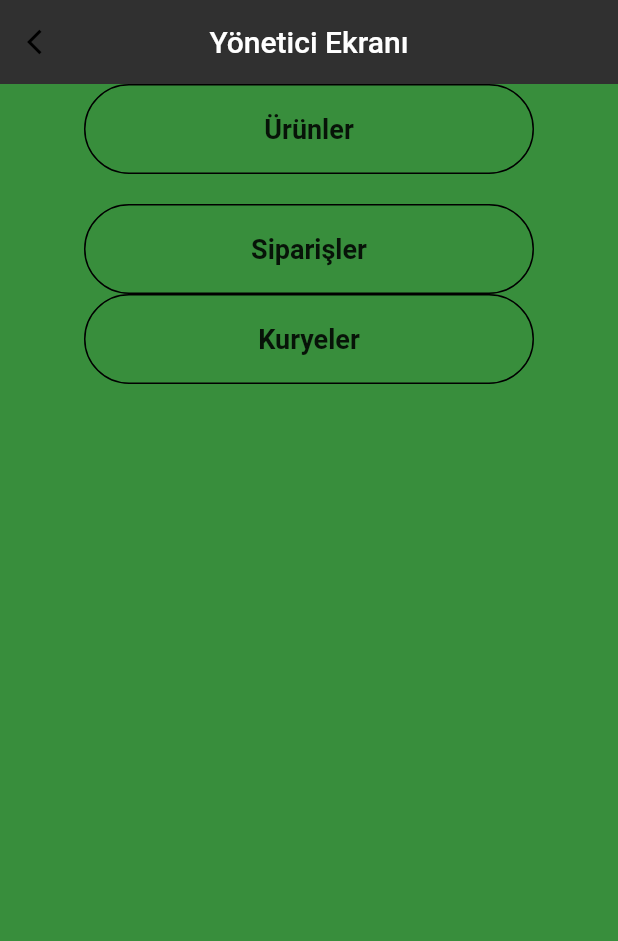
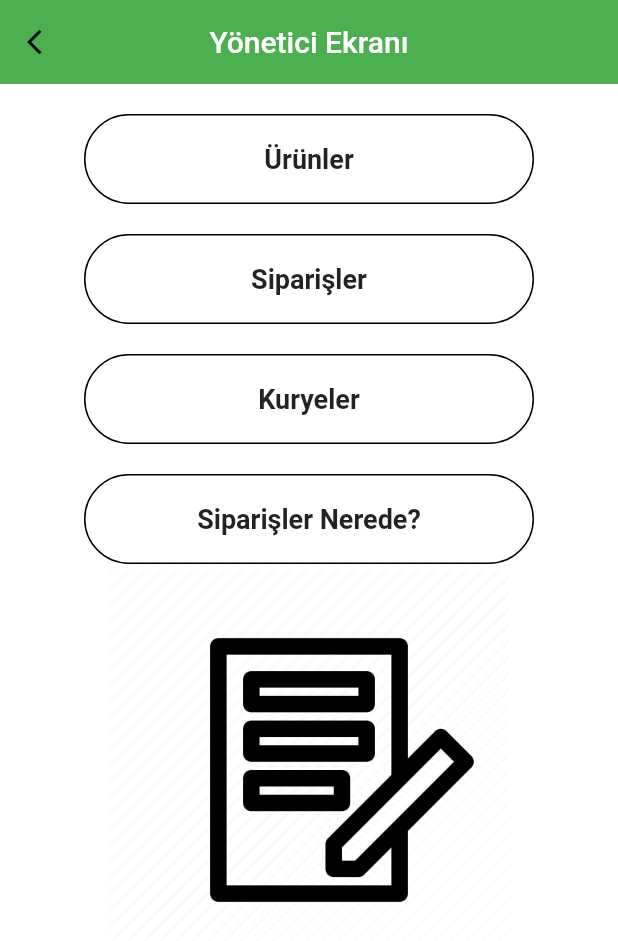
Before and after one commit to MobilProgramlamaProje/mobil_proje, a Flutter app: the YoneticiAnaEkran screen opened directly, on a phone screen of 412 x 824 dp. Shown: the top 941 px of the screen. Run offline on Flutter 3.47's test engine with Material 2 defaults, Android fonts, the light colour scheme and no system bars; our stand-ins replace cloud_firestore, firebase_auth, firebase_core; accounts and stored records are empty.

Commit message:
Arayüz çeşitlendirildi ve optimizasyonu yapıldı.

```diff
--- a/lib/KayitGiris/musteri_giris.dart
+++ b/lib/KayitGiris/musteri_giris.dart
@@ -50,7 +50,7 @@ class MusteriGiris extends StatelessWidget {
           padding: EdgeInsets.symmetric(horizontal: 40),
           child: Column(
             children: <Widget>[
-              inputFile(label: "Kullanıcı Adı"),
+              inputFile(label: "E Mail"),
               inputFile(label: "Şifre", obscureText: true)
             ],
           ),
--- a/lib/YoneticiIslemleri/yonetici_ana_ekran.dart
+++ b/lib/YoneticiIslemleri/yonetici_ana_ekran.dart
@@ -7,11 +7,11 @@ class YoneticiAnaEkran extends StatelessWidget {
   @override
   Widget build(BuildContext context) {
     return Scaffold(
-      backgroundColor: Colors.green[700],
+      backgroundColor: Colors.white,
       appBar: AppBar(
         title: Text('Yönetici Ekranı'),
         centerTitle: true,
-        backgroundColor: Colors.grey[850],
+        backgroundColor: Colors.green,
         elevation: 0.0,
         brightness: Brightness.light,
         leading: IconButton(
@@ -25,6 +25,7 @@ class YoneticiAnaEkran extends StatelessWidget {
           ),
         ),
       ),
+
       body: Container(
         height: MediaQuery.of(context).size.height,
         width: double.infinity,
@@ -35,6 +36,7 @@ class YoneticiAnaEkran extends StatelessWidget {
             Column(
               children: <Widget>[
                 // the login button
+                SizedBox(height:20),
                 MaterialButton(
                   minWidth: 300,
                   height: 60,
@@ -81,7 +83,7 @@ class YoneticiAnaEkran extends StatelessWidget {
                     ),
                   ),
                 ),
-
+                SizedBox(height:20),
                 MaterialButton(
                   minWidth: 300,
                   height: 60,
@@ -105,6 +107,39 @@ class YoneticiAnaEkran extends StatelessWidget {
                     ),
                   ),
                 ),
+                SizedBox(height:20),
+                MaterialButton(
+                  minWidth: 300,
+                  height: 60,
+                  onPressed: () {
+
+                  },
+                  // defining the shape
+                  shape: RoundedRectangleBorder(
+                      side: BorderSide(
+                          color: Colors.black
+                      ),
+                      borderRadius: BorderRadius.circular(50)
+                  ),
+                  child: Text(
+                    "Siparişler Nerede?",
+                    style: TextStyle(
+                        fontWeight: FontWeight.w600,
+                        fontSize: 18
+                    ),
+                  ),
+                ),
+                Container(
+                  height: MediaQuery
+                      .of(context)
+                      .size
+                      .height / 3,
+                  decoration: BoxDecoration(
+                      image: DecorationImage(
+                          image: AssetImage("assets/yonetici2.png")
+                      )
+                  ),
+                ),
               ],
             )
           ],
--- a/lib/YoneticiIslemleri/yonetici_kuryeler.dart
+++ b/lib/YoneticiIslemleri/yonetici_kuryeler.dart
@@ -4,7 +4,7 @@ class YoneticiKuryeler extends StatelessWidget {
   @override
   Widget build(BuildContext context) {
     return Scaffold(
-        backgroundColor: Colors.green[700],
+        backgroundColor: Colors.white,
         appBar: AppBar(
           title: Text('Kurye Ekranı'),
           centerTitle: true,
--- a/lib/YoneticiIslemleri/yonetici_siparisler.dart
+++ b/lib/YoneticiIslemleri/yonetici_siparisler.dart
@@ -4,7 +4,7 @@ class YoneticiSiparisler extends StatelessWidget {
   @override
   Widget build(BuildContext context) {
     return Scaffold(
-        backgroundColor: Colors.green[700],
+        backgroundColor: Colors.white,
         appBar: AppBar(
           title: Text('Sipariş Ekranı'),
           centerTitle: true,
```
Also changed, not shown: lib/MusteriIslemleri/musteri_ana_ekran.dart (+17 -3 lines), assets/musteri.png (added), assets/musterikayit.jpg (added), assets/yonetici2.png (added).
